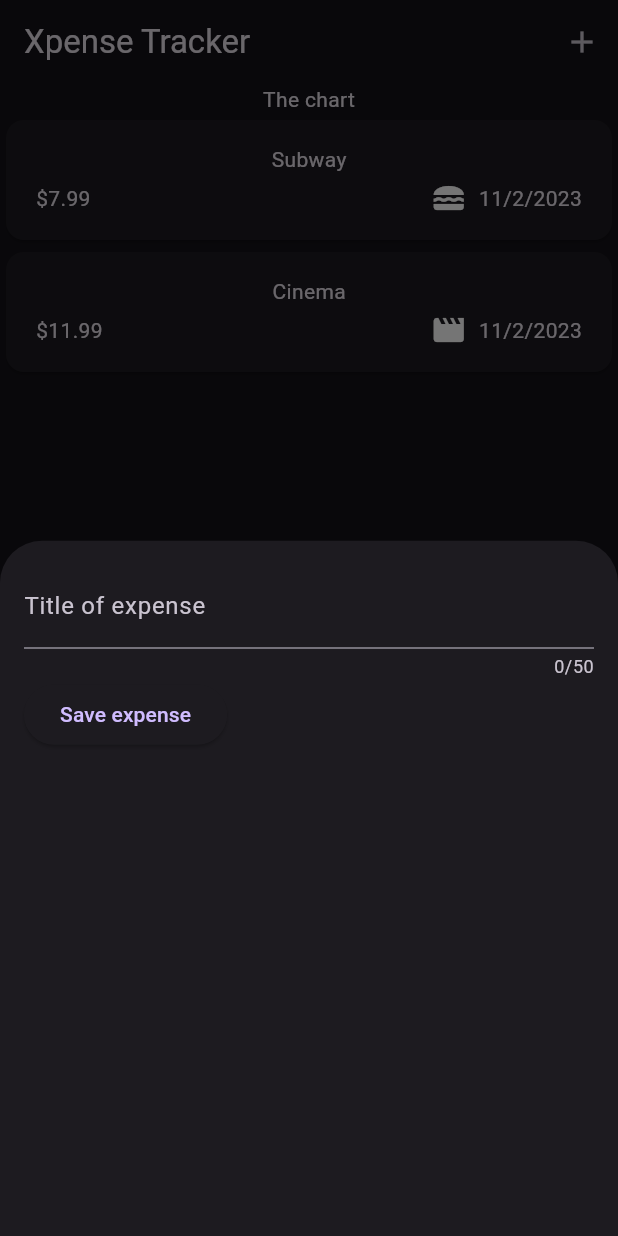
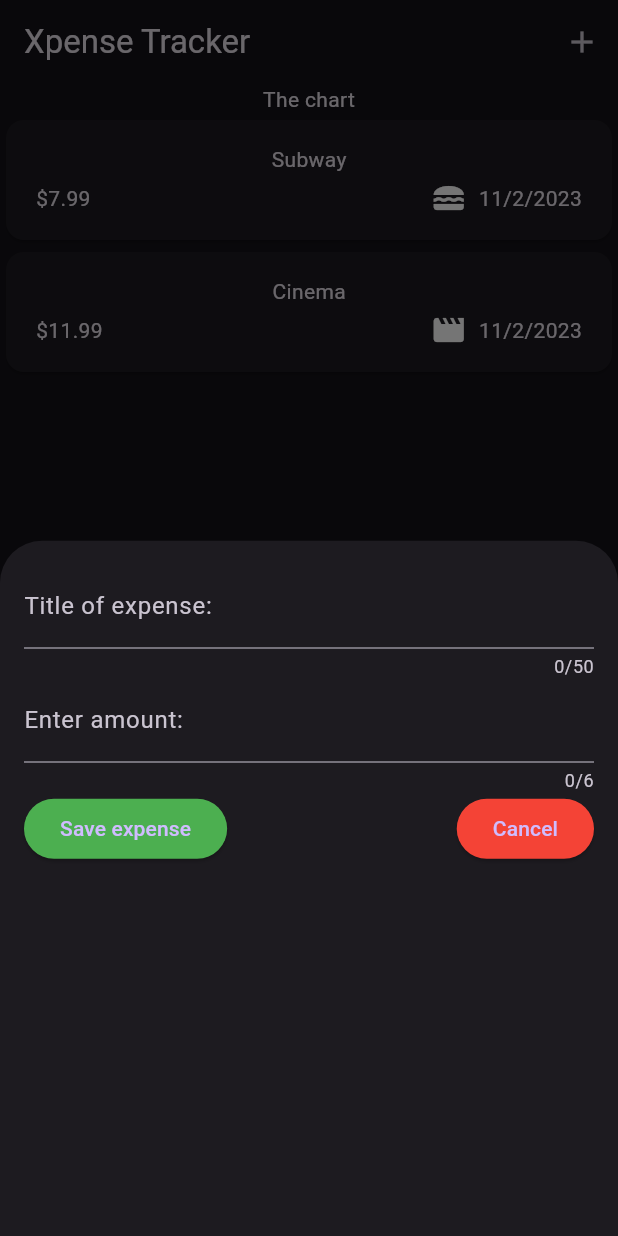
Before and after one commit to edvaldatli/xpense_app, a Flutter app: the screen it shows after launch, after a tap on the "add" icon, on a phone screen of 412 x 824 dp. Run offline on Flutter 3.47's test engine with Material 2 defaults, Android fonts, the phone set to English and light mode, and no system bars.

Commit message:
cancel button new_expense

```diff
--- a/lib/widgets/expenses.dart
+++ b/lib/widgets/expenses.dart
@@ -5,7 +5,7 @@ import 'package:xpense_app/widgets/new_expense.dart';
 import '../models/expense_model.dart';
 
 class Expenses extends StatefulWidget {
-  Expenses({super.key});
+  const Expenses({super.key});
 
   @override
   State<Expenses> createState() {
@@ -38,7 +38,7 @@ class _ExpensesState extends State<Expenses> {
   Widget build(BuildContext context) {
     return Scaffold(
       appBar: AppBar(
-        title: Text('Xpense Tracker'),
+        title: const Text('Xpense Tracker'),
         actions: [
           IconButton(
             onPressed: _openAddExpenseOverlay,
@@ -48,7 +48,7 @@ class _ExpensesState extends State<Expenses> {
       ),
       body: Column(
       children: [
-        Text('The chart'),
+        const Text('The chart'),
         Expanded(
           child: ExpensesList(
             expenses: _registeredExpenses
--- a/lib/widgets/new_expense.dart
+++ b/lib/widgets/new_expense.dart
@@ -11,10 +11,12 @@ class NewExpense extends StatefulWidget{
 
 class _NewExpenseState extends State<NewExpense> {
   final _titleController = TextEditingController();
+  final _amountController = TextEditingController();
 
   @override
   void dispose() {
     _titleController.dispose();
+    _amountController.dispose();
     super.dispose();
   }
 
@@ -29,16 +31,38 @@ class _NewExpenseState extends State<NewExpense> {
             maxLength: 50,
             keyboardType: TextInputType.text, // not necessary, but keeping here. This is the default value for keyboardType.
             decoration: const InputDecoration(
-              label: Text('Title of expense')
+              label: Text('Title of expense:')
+            ),
+          ),
+          TextField(
+            controller: _amountController,
+            maxLength: 6,
+            keyboardType: TextInputType.number,
+            decoration: const InputDecoration(
+              label: Text('Enter amount:')
             ),
           ),
           Row(
             children: [
               ElevatedButton(
+                style: ButtonStyle(
+                  backgroundColor: MaterialStateProperty.all(Colors.green)
+                ),
                 onPressed: () {
                   print(_titleController.text);
+                  print(_amountController.text);
                 },
                 child: Text('Save expense')
+              ),
+              Spacer(),
+              ElevatedButton(
+                style: ButtonStyle(
+                  backgroundColor: MaterialStateProperty.all(Colors.red),
+                ),
+                onPressed: () {
+
+                },
+                child: Text('Cancel')
               )
             ],
           )
```
